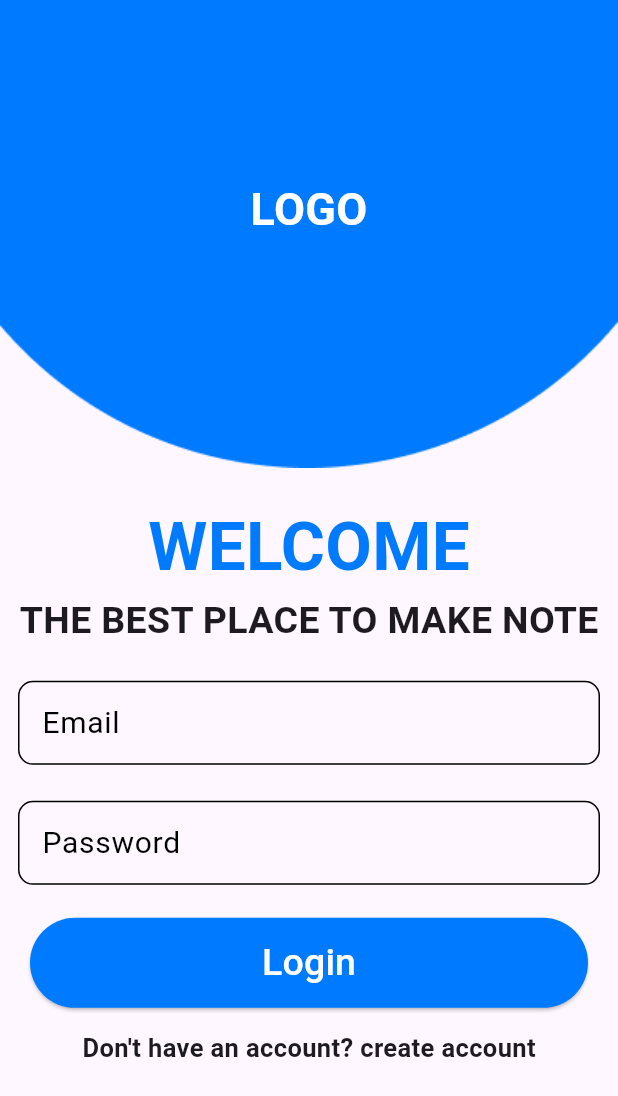
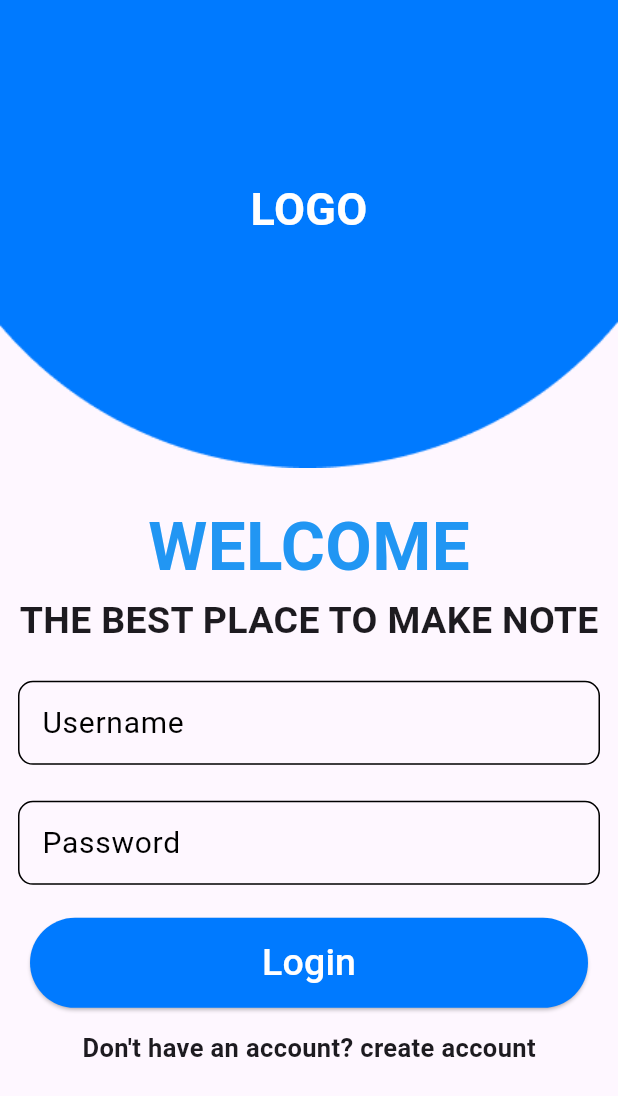
Before and after one commit to originsoftconsultancy2024/flutter-app, a Flutter app: the screen it shows after launch, on a phone screen of 412 x 824 dp. Shown: the top 1096 px of the screen. Run offline on Flutter 3.47's test engine with Material 3 defaults, Android fonts, the phone set to English and light mode, and no system bars; our stand-ins replace get.

Commit message:
APIs Integration

```diff
--- a/lib/main.dart
+++ b/lib/main.dart
@@ -1,6 +1,5 @@
 import 'package:flutter/material.dart';
 import 'package:get/get.dart';
-
 import 'package:test_app/view/splash_screen/splash_screen.dart';
 
 void main() {
--- /dev/null
+++ b/lib/model/login_model.dart
@@ -0,0 +1,21 @@
+class LoginModel {
+  String? username;
+  String? password;
+
+  LoginModel({
+    required this.password,
+    required this.username,
+  });
+
+  LoginModel.fromJson(Map<String, dynamic> json) {
+    username = json['username'];
+    password = json['password'];
+  }
+
+  Map<String, dynamic> toJson() {
+    final Map<String, dynamic> _data = <String, dynamic>{};
+    _data["username"] = username;
+    _data["password"] = password;
+    return _data;
+  }
+}
--- a/lib/model/auth-model.dart
+++ b/lib/model/signup_model.dart
@@ -1,3 +1,4 @@
+
 class AuthModel {
   final String username;
   final String password;
--- a/lib/view/auth_button/auth_button.dart
+++ b/lib/view/auth_button/auth_button.dart
@@ -7,11 +7,13 @@ class AuthButton extends StatelessWidget {
     required this.text,
     required this.navigation,
     required this.onPressed,
+    required this.navigations,
   });
 
   final String text;
   final String navigation;
   final VoidCallback onPressed;
+  final VoidCallback navigations;
 
   @override
   Widget build(BuildContext context) {
@@ -43,7 +45,7 @@ class AuthButton extends StatelessWidget {
           height: 15,
         ),
         InkWell(
-          onTap: onPressed,
+          onTap: navigations,
           child: Text(
             navigation,
             style: const TextStyle(
--- a/lib/view/auth_screen/login_screen.dart
+++ b/lib/view/auth_screen/login_screen.dart
@@ -1,20 +1,30 @@
 import 'package:flutter/material.dart';
 import 'package:get/get.dart';
-import 'package:test_app/constraints/colors.dart';
+import 'package:test_app/controller/login_controller.dart';
+import 'package:test_app/model/login_model.dart';
 import 'package:test_app/view/auth_button/auth_button.dart';
 import 'package:test_app/view/auth_screen/signup_screen.dart';
 import 'package:test_app/widgets/textfield.dart';
 
-class LoginScreen extends StatefulWidget {
-  const LoginScreen({super.key});
+class LoginScreen extends StatelessWidget {
+  LoginScreen({super.key});
 
-  @override
-  State<LoginScreen> createState() => _LoginScreenState();
-}
-
-class _LoginScreenState extends State<LoginScreen> {
   final _usernameController = TextEditingController();
   final _passwordController = TextEditingController();
+  final LoginController _loginController = LoginController();
+
+  void _handleLogin() {
+    final username = _usernameController.text;
+    final password = _passwordController.text;
+
+    final loginModel = LoginModel(
+      username: username,
+      password: password,
+    );
+
+    _loginController.login(loginModel);
+  }
+
   @override
   Widget build(BuildContext context) {
     return SafeArea(
@@ -24,9 +34,7 @@ class _LoginScreenState extends State<LoginScreen> {
             children: [
               Stack(
                 children: [
-                  Image.asset(
-                    "assets/Ellipse 1.png",
-                  ),
+                  Image.asset("assets/Ellipse 1.png"),
                   const Align(
                     alignment: Alignment.center,
                     heightFactor: 6.5,
@@ -41,13 +49,11 @@ class _LoginScreenState extends State<LoginScreen> {
                   ),
                 ],
               ),
-              const SizedBox(
-                height: 20,
-              ),
+              const SizedBox(height: 20),
               const Text(
                 "WELCOME",
                 style: TextStyle(
-                  color: blue,
+                  color: Colors.blue,
                   fontSize: 45,
                   fontWeight: FontWeight.bold,
                 ),
@@ -59,26 +65,23 @@ class _LoginScreenState extends State<LoginScreen> {
                   fontSize: 25,
                 ),
               ),
-              const SizedBox(
-                height: 10,
-              ),
+              const SizedBox(height: 10),
               TextfieldWidget(
                 controller: _usernameController,
-                label: "Email",
+                label: "Username",
               ),
               TextfieldWidget(
                 controller: _passwordController,
                 label: "Password",
               ),
-              const SizedBox(
-                height: 10,
-              ),
+              const SizedBox(height: 10),
               AuthButton(
+                navigations: () {
+                  Get.to(() => SignupScreen());
+                },
                 text: "Login",
                 navigation: "Don't have an account? create account",
-                onPressed: () {
-                  Get.to(() => SignupScreen());
-                },
+                onPressed: _handleLogin,
               ),
             ],
           ),
--- a/lib/view/splash_screen/splash_screen.dart
+++ b/lib/view/splash_screen/splash_screen.dart
@@ -19,7 +19,7 @@ class _SplashScreenState extends State<SplashScreen> {
     await Future.delayed(const Duration(seconds: 5), () {});
     Navigator.pushReplacement(
       context,
-      MaterialPageRoute(builder: (context) => const LoginScreen()),
+      MaterialPageRoute(builder: (context) =>  LoginScreen()),
     );
   }
 
```
Also changed, not shown: lib/controller/login_controller.dart (added, +44 -0 lines), lib/controller/signup_controller.dart (renamed from lib/controller/auth_controller.dart, +8 -18 lines), lib/view/auth_screen/signup_screen.dart (+9 -2 lines).
